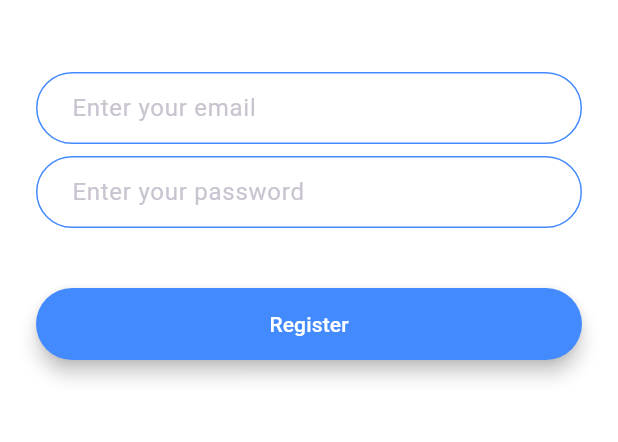
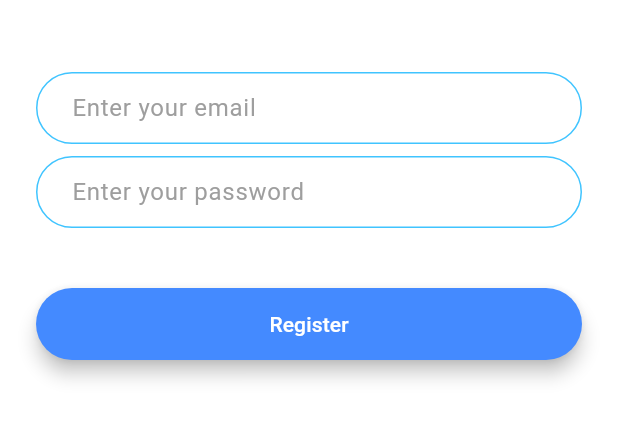
Before and after one commit to Zelikoo/Flutter_Flash_Chat, a Flutter app: the screen it shows after launch, after a tap on "Register", on a phone screen of 412 x 824 dp, the part 576-1018 px from its top. Run offline on Flutter 3.47's test engine with Material 3 defaults, Android fonts, the phone set to English and light mode, and no system bars; our stand-ins replace animated_text_kit.

Commit message:
Refactor: Extract RoundedButton and TextField styling
This commit introduces a reusable `RoundedButton` widget and centralizes `TextField` styling in `constants.dart`.

- **components/rounded_button.dart**: Created a new `RoundedButton` widget to encapsulate the common button styling used in the login and registration screens.
- **constants.dart**: Added `kTextFieldDecoration` to provide a consistent style for `TextField` widgets across the application.
- **main.dart**: Removed unused `ThemeData` customization.
- **screens/welcome_screen.dart**: Replaced inline `Material` buttons with the new `RoundedButton` widget.
- **screens/registration_screen.dart**: Replaced inline `Material` button with `RoundedButton` and applied `kTextFieldDecoration` to `TextField` widgets.
- **screens/login_screen.dart**: Replaced inline `Material` button with `RoundedButton` and applied `kTextFieldDecoration` to `TextField` widgets.

```diff
--- /dev/null
+++ b/lib/components/rounded_button.dart
@@ -0,0 +1,32 @@
+import 'package:flutter/material.dart';
+
+class RoundedButton extends StatelessWidget {
+  final Color color;
+  final String text;
+  final VoidCallback onPressed;
+
+  const RoundedButton({
+    super.key,
+    required this.color,
+    required this.text,
+    required this.onPressed,
+  });
+
+  @override
+  Widget build(BuildContext context) {
+    return Padding(
+      padding: EdgeInsets.symmetric(vertical: 16.0),
+      child: Material(
+        elevation: 5.0,
+        color: color,
+        borderRadius: BorderRadius.circular(30.0),
+        child: MaterialButton(
+          onPressed: onPressed,
+          minWidth: 200.0,
+          height: 42.0,
+          child: Text(text, style: TextStyle(color: Colors.white)),
+        ),
+      ),
+    );
+  }
+}
--- a/lib/constants.dart
+++ b/lib/constants.dart
@@ -13,7 +13,24 @@ const kMessageTextFieldDecoration = InputDecoration(
 );
 
 const kMessageContainerDecoration = BoxDecoration(
-  border: Border(
-    top: BorderSide(color: Colors.lightBlueAccent, width: 2.0),
+  border: Border(top: BorderSide(color: Colors.lightBlueAccent, width: 2.0)),
+);
+
+const kTextFieldDecoration = InputDecoration(
+  hintText: '',
+  hintStyle: TextStyle(color: Colors.grey),
+  filled: true,
+  fillColor: Colors.white,
+  contentPadding: EdgeInsets.symmetric(vertical: 10.0, horizontal: 20.0),
+  border: OutlineInputBorder(
+    borderRadius: BorderRadius.all(Radius.circular(32.0)),
+  ),
+  enabledBorder: OutlineInputBorder(
+    borderSide: BorderSide(color: Colors.lightBlueAccent, width: 1.0),
+    borderRadius: BorderRadius.all(Radius.circular(32.0)),
+  ),
+  focusedBorder: OutlineInputBorder(
+    borderSide: BorderSide(color: Colors.lightBlueAccent, width: 2.0),
+    borderRadius: BorderRadius.all(Radius.circular(32.0)),
   ),
 );
--- a/lib/main.dart
+++ b/lib/main.dart
@@ -10,17 +10,12 @@ class FlashChat extends StatelessWidget {
   @override
   Widget build(BuildContext context) {
     return MaterialApp(
-      theme: ThemeData.dark().copyWith(
-        textTheme: TextTheme(
-          bodyMedium: TextStyle(color: Colors.black54),
-        ),
-      ),
-      initialRoute: WelcomeScreen.id ,
+      initialRoute: WelcomeScreen.id,
       routes: {
-        WelcomeScreen.id:(context) => WelcomeScreen(),
-        LoginScreen.id:(context) => LoginScreen(),
-        RegistrationScreen.id:(context) => RegistrationScreen(),
-        ChatScreen.id:(context) => ChatScreen(),
+        WelcomeScreen.id: (context) => WelcomeScreen(),
+        LoginScreen.id: (context) => LoginScreen(),
+        RegistrationScreen.id: (context) => RegistrationScreen(),
+        ChatScreen.id: (context) => ChatScreen(),
       },
     );
   }
--- a/lib/screens/registration_screen.dart
+++ b/lib/screens/registration_screen.dart
@@ -1,4 +1,6 @@
 import 'package:flutter/material.dart';
+import 'package:flashchat/components/rounded_button.dart';
+import 'package:flashchat/constants.dart';
 
 class RegistrationScreen extends StatefulWidget {
   static const String id = 'registration_screen';
@@ -25,75 +27,29 @@ class _RegistrationScreenState extends State<RegistrationScreen> {
                 child: Image.asset('images/logo.png'),
               ),
             ),
-            SizedBox(
-              height: 48.0,
-            ),
+            SizedBox(height: 48.0),
             TextField(
               onChanged: (value) {
                 //Do something with the user input.
               },
-              decoration: InputDecoration(
+              decoration: kTextFieldDecoration.copyWith(
                 hintText: 'Enter your email',
-                contentPadding:
-                    EdgeInsets.symmetric(vertical: 10.0, horizontal: 20.0),
-                border: OutlineInputBorder(
-                  borderRadius: BorderRadius.all(Radius.circular(32.0)),
-                ),
-                enabledBorder: OutlineInputBorder(
-                  borderSide: BorderSide(color: Colors.blueAccent, width: 1.0),
-                  borderRadius: BorderRadius.all(Radius.circular(32.0)),
-                ),
-                focusedBorder: OutlineInputBorder(
-                  borderSide: BorderSide(color: Colors.blueAccent, width: 2.0),
-                  borderRadius: BorderRadius.all(Radius.circular(32.0)),
-                ),
               ),
             ),
-            SizedBox(
-              height: 8.0,
-            ),
+            SizedBox(height: 8.0),
             TextField(
               onChanged: (value) {
                 //Do something with the user input.
               },
-              decoration: InputDecoration(
+              decoration: kTextFieldDecoration.copyWith(
                 hintText: 'Enter your password',
-                contentPadding:
-                    EdgeInsets.symmetric(vertical: 10.0, horizontal: 20.0),
-                border: OutlineInputBorder(
-                  borderRadius: BorderRadius.all(Radius.circular(32.0)),
-                ),
-                enabledBorder: OutlineInputBorder(
-                  borderSide: BorderSide(color: Colors.blueAccent, width: 1.0),
-                  borderRadius: BorderRadius.all(Radius.circular(32.0)),
-                ),
-                focusedBorder: OutlineInputBorder(
-                  borderSide: BorderSide(color: Colors.blueAccent, width: 2.0),
-                  borderRadius: BorderRadius.all(Radius.circular(32.0)),
-                ),
               ),
             ),
-            SizedBox(
-              height: 24.0,
-            ),
-            Padding(
-              padding: EdgeInsets.symmetric(vertical: 16.0),
-              child: Material(
-                color: Colors.blueAccent,
-                borderRadius: BorderRadius.all(Radius.circular(30.0)),
-                elevation: 5.0,
-                child: MaterialButton(
-                  onPressed: () {
-                    //Implement registration functionality.
-                  },
-                  minWidth: 200.0,
-                  height: 42.0,
-                  child: Text(
-                    'Register',
-                    style: TextStyle(color: Colors.white),
-                  ),
-                ),
-              ),
+            SizedBox(height: 24.0),
+            RoundedButton(
+              color: Colors.blueAccent,
+              text: 'Register',
+              onPressed: () {},
             ),
           ],
         ),
--- a/lib/screens/welcome_screen.dart
+++ b/lib/screens/welcome_screen.dart
@@ -2,6 +2,7 @@ import 'package:flutter/material.dart';
 import 'login_screen.dart';
 import 'registration_screen.dart';
 import 'package:animated_text_kit/animated_text_kit.dart';
+import 'package:flashchat/components/rounded_button.dart';
 
 class WelcomeScreen extends StatefulWidget {
   static const String id = 'welcome_screen';
@@ -31,7 +32,6 @@ class _WelcomeScreenState extends State<WelcomeScreen>
 
     controller.addListener(() {
       setState(() {});
-      print(animation.value);
     });
   }
 
@@ -72,37 +72,16 @@ class _WelcomeScreenState extends State<WelcomeScreen>
               ],
             ),
             SizedBox(height: 48.0),
-            Padding(
-              padding: EdgeInsets.symmetric(vertical: 16.0),
-              child: Material(
-                elevation: 5.0,
-                color: Colors.lightBlueAccent,
-                borderRadius: BorderRadius.circular(30.0),
-                child: MaterialButton(
-                  onPressed: () {
-                    Navigator.pushNamed(context, LoginScreen.id);
-                  },
-                  minWidth: 200.0,
-                  height: 42.0,
-                  child: Text('Log In'),
-                ),
-              ),
+            RoundedButton(
+              color: Colors.lightBlueAccent,
+              text: 'Log In',
+              onPressed: () => Navigator.pushNamed(context, LoginScreen.id),
             ),
-            Padding(
-              padding: EdgeInsets.symmetric(vertical: 16.0),
-              child: Material(
-                color: Colors.blueAccent,
-                borderRadius: BorderRadius.circular(30.0),
-                elevation: 5.0,
-                child: MaterialButton(
-                  onPressed: () {
-                    Navigator.pushNamed(context, RegistrationScreen.id);
-                  },
-                  minWidth: 200.0,
-                  height: 42.0,
-                  child: Text('Register'),
-                ),
-              ),
+            RoundedButton(
+              color: Colors.blueAccent,
+              text: 'Register',
+              onPressed:
+                  () => Navigator.pushNamed(context, RegistrationScreen.id),
             ),
           ],
         ),
```
Also changed, not shown: lib/screens/login_screen.dart (+12 -59 lines).
